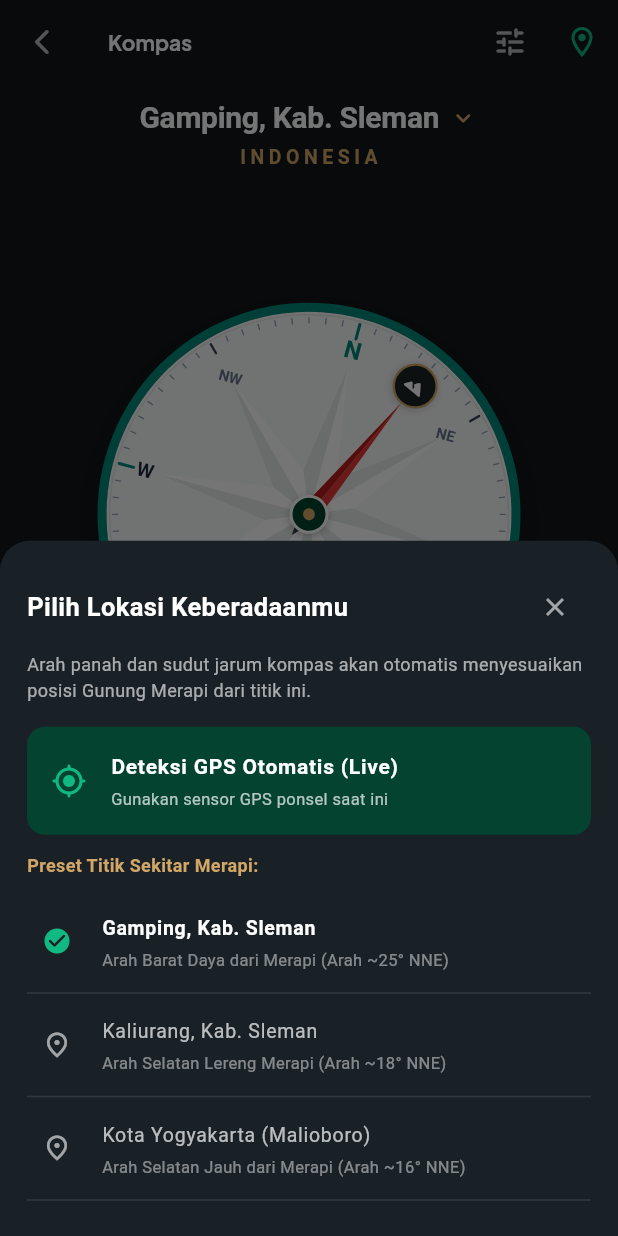
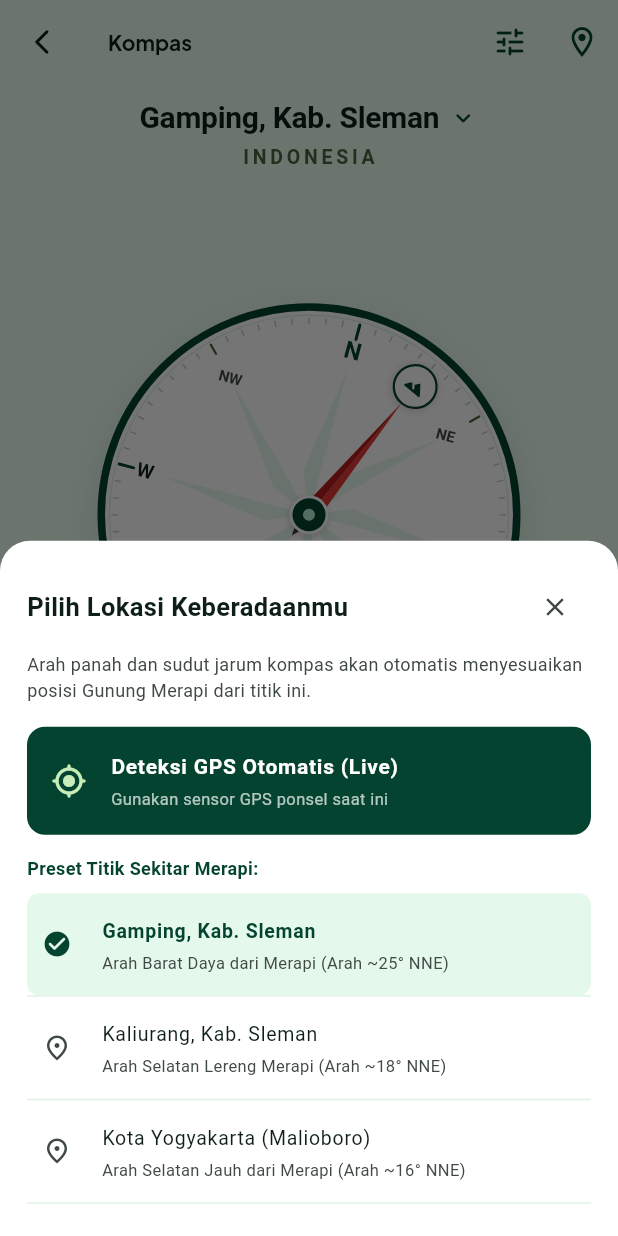
Before and after one commit to BagusFp/mobilehebat, a Flutter app: the SensorCompassScreen screen opened directly, after a tap on the "location on" icon, on a phone screen of 412 x 824 dp. Run offline on Flutter 3.47's test engine with Material 3 defaults, Android fonts, the phone set to English and light mode, and no system bars; our stand-ins replace flutter_local_notifications, flutter_map, geolocator, google_fonts, image_picker, latlong2 and 6 more; accounts and stored records are empty; project files that could hold a hidden picture were left out.

Commit message:
feat: update color scheme in SensorCompassScreen to use AppColors

```diff
--- a/lib/features/sensor/sensor_compass_screen.dart
+++ b/lib/features/sensor/sensor_compass_screen.dart
@@ -37,25 +37,25 @@ class _SensorCompassScreenState extends State<SensorCompassScreen> with SingleTi
     }
 
     return Scaffold(
-      backgroundColor: const Color(0xFF121619), // Dark Charcoal Slate sesuai Gambar 1
+      backgroundColor: AppColors.background,
       appBar: AppBar(
         backgroundColor: Colors.transparent,
         elevation: 0,
         leading: IconButton(
-          icon: const Icon(Icons.arrow_back_ios_new_rounded, color: Colors.white70, size: 20),
+          icon: const Icon(Icons.arrow_back_ios_new_rounded, color: AppColors.onSurface, size: 20),
           tooltip: 'Kembali',
           onPressed: () => Navigator.of(context).maybePop(),
         ),
         title: Text(
           'Kompas',
           style: AppTypography.titleMd.copyWith(
-            color: Colors.white,
+            color: AppColors.onSurface,
             fontWeight: FontWeight.bold,
           ),
         ),
         actions: [
           IconButton(
-            icon: const Icon(Icons.tune_rounded, color: Colors.white70),
+            icon: const Icon(Icons.tune_rounded, color: AppColors.primary),
             tooltip: 'Kalibrasi Kompas',
             onPressed: () {
               sensorProvider.calibrateCompass();
@@ -63,13 +63,13 @@ class _SensorCompassScreenState extends State<SensorCompassScreen> with SingleTi
                 const SnackBar(
                   content: Text('Sensor kompas berhasil dikalibrasi ulang.'),
                   duration: Duration(seconds: 1),
-                  backgroundColor: Color(0xFF04432F),
+                  backgroundColor: AppColors.primary,
                 ),
               );
             },
           ),
           IconButton(
-            icon: const Icon(Icons.location_on_outlined, color: Color(0xFF10B981)),
+            icon: const Icon(Icons.location_on_outlined, color: AppColors.primary),
             tooltip: 'Ganti / Deteksi Lokasi',
             onPressed: () => _showLocationSelector(context, sensorProvider),
           ),
@@ -100,9 +100,9 @@ class _SensorCompassScreenState extends State<SensorCompassScreen> with SingleTi
                                 Text(
                                   sensorProvider.userLocationName,
                                   style: const TextStyle(
-                                    color: Colors.white,
+                                    color: AppColors.onSurface,
                                     fontSize: 20,
-                                    fontWeight: FontWeight.w600,
+                                    fontWeight: FontWeight.w700,
                                     letterSpacing: -0.2,
                                   ),
                                   textAlign: TextAlign.center,
@@ -110,7 +110,7 @@ class _SensorCompassScreenState extends State<SensorCompassScreen> with SingleTi
                                 const SizedBox(width: 6),
                                 const Icon(
                                   Icons.keyboard_arrow_down_rounded,
-                                  color: Color(0xFFD1A768),
+                                  color: AppColors.primary,
                                   size: 20,
                                 ),
                               ],
@@ -119,10 +119,10 @@ class _SensorCompassScreenState extends State<SensorCompassScreen> with SingleTi
                             Text(
                               sensorProvider.userRegionName,
                               style: const TextStyle(
-                                color: Color(0xFFD1A768), // Champagne Gold
+                                color: AppColors.secondary,
                                 fontSize: 13,
                                 fontWeight: FontWeight.bold,
-                                letterSpacing: 3.0,
+                                letterSpacing: 2.5,
                               ),
                             ),
                           ],
@@ -136,15 +136,15 @@ class _SensorCompassScreenState extends State<SensorCompassScreen> with SingleTi
 
                       const Spacer(),
 
-                      // 3. Merapi Bearing & Distance Info (Sesuai Gambar 1)
+                      // 3. Merapi Bearing & Distance Info
                       Column(
                         children: [
                           Text(
                             'Arah Merapi ${sensorProvider.merapiBearing.toStringAsFixed(2).replaceAll('.', ',')}° dari Utara',
                             style: const TextStyle(
-                              color: Color(0xFFD1A768), // Champagne Gold sesuai Gambar 1
+                              color: AppColors.primary,
                               fontSize: 18,
-                              fontWeight: FontWeight.w600,
+                              fontWeight: FontWeight.w700,
                               letterSpacing: 0.2,
                             ),
                             textAlign: TextAlign.center,
@@ -152,10 +152,10 @@ class _SensorCompassScreenState extends State<SensorCompassScreen> with SingleTi
                           const SizedBox(height: 4),
                           Text(
                             'Jarak ke Puncak Merapi ± ${sensorProvider.merapiDistanceKm.toStringAsFixed(1)} KM',
-                            style: TextStyle(
-                              color: Colors.white.withAlpha(220),
-                              fontSize: 15,
-                              fontWeight: FontWeight.w400,
+                            style: const TextStyle(
+                              color: AppColors.onSurfaceVariant,
+                              fontSize: 14,
+                              fontWeight: FontWeight.w500,
                             ),
                             textAlign: TextAlign.center,
                           ),
@@ -170,24 +170,24 @@ class _SensorCompassScreenState extends State<SensorCompassScreen> with SingleTi
                         padding: const EdgeInsets.symmetric(horizontal: 16, vertical: 8),
                         decoration: BoxDecoration(
                           color: sensorProvider.isFacingMerapi
-                              ? const Color(0xFF04432F)
-                              : Colors.white.withAlpha(15),
+                              ? AppColors.primary
+                              : AppColors.surfaceContainerLowest,
                           borderRadius: BorderRadius.circular(24),
                           border: Border.all(
                             color: sensorProvider.isFacingMerapi
-                                ? const Color(0xFF10B981)
-                                : Colors.white12,
+                                ? AppColors.primary
+                                : AppColors.outlineVariant,
                             width: 1.2,
                           ),
-                          boxShadow: sensorProvider.isFacingMerapi
-                              ? [
-                                  BoxShadow(
-                                    color: const Color(0xFF10B981).withAlpha(80),
-                                    blurRadius: 12,
-                                    offset: const Offset(0, 2),
-                                  ),
-                                ]
-                              : null,
+                          boxShadow: [
+                            BoxShadow(
+                              color: sensorProvider.isFacingMerapi
+                                  ? AppColors.primary.withAlpha(60)
+                                  : Colors.black.withAlpha(8),
+                              blurRadius: sensorProvider.isFacingMerapi ? 12 : 6,
+                              offset: const Offset(0, 2),
+                            ),
+                          ],
                         ),
                         child: Row(
                           mainAxisSize: MainAxisSize.min,
@@ -198,8 +198,8 @@ class _SensorCompassScreenState extends State<SensorCompassScreen> with SingleTi
                                   : Icons.navigation_rounded,
                               size: 16,
                               color: sensorProvider.isFacingMerapi
-                                  ? const Color(0xFF10B981)
-                                  : const Color(0xFFD1A768),
+                                  ? AppColors.secondaryContainer
+                                  : AppColors.primary,
                             ),
                             const SizedBox(width: 8),
                             Flexible(
@@ -210,11 +210,11 @@ class _SensorCompassScreenState extends State<SensorCompassScreen> with SingleTi
                                 style: TextStyle(
                                   color: sensorProvider.isFacingMerapi
                                       ? Colors.white
-                                      : Colors.white70,
+                                      : AppColors.onSurfaceVariant,
                                   fontSize: 12,
                                   fontWeight: sensorProvider.isFacingMerapi
                                       ? FontWeight.bold
-                                      : FontWeight.normal,
+                                      : FontWeight.w600,
                                 ),
                                 overflow: TextOverflow.ellipsis,
                               ),
@@ -225,14 +225,14 @@ class _SensorCompassScreenState extends State<SensorCompassScreen> with SingleTi
 
                       const Spacer(),
 
-                      // 5. Bottom Calibration Advice (Teks persis Gambar 1)
+                      // 5. Bottom Calibration Advice
                       Padding(
                         padding: const EdgeInsets.symmetric(horizontal: 24, vertical: 12),
                         child: Text(
                           'Jauhkan perangkat dari objek yang berbahan besi atau logam, agar lebih akurat.',
                           textAlign: TextAlign.center,
                           style: TextStyle(
-                            color: Colors.white.withAlpha(90),
+                            color: AppColors.onSurfaceVariant.withAlpha(160),
                             fontSize: 11.5,
                             height: 1.4,
                           ),
@@ -264,33 +264,33 @@ class _SensorCompassScreenState extends State<SensorCompassScreen> with SingleTi
           boxShadow: [
             if (provider.isFacingMerapi)
               BoxShadow(
-                color: const Color(0xFF10B981).withAlpha(100),
-                blurRadius: 36,
-                spreadRadius: 6,
+                color: AppColors.primary.withAlpha(80),
+                blurRadius: 32,
+                spreadRadius: 4,
               )
             else
               BoxShadow(
-                color: Colors.black.withAlpha(80),
-                blurRadius: 24,
-                offset: const Offset(0, 8),
+                color: AppColors.primary.withAlpha(25),
+                blurRadius: 20,
+                offset: const Offset(0, 6),
               ),
           ],
         ),
         child: Stack(
           alignment: Alignment.center,
           children: [
-            // Cincin Luar Berwarna Teal/Emerald Khas Gambar 1
+            // Cincin Luar Berwarna Hijau Pine Khas Tema Aplikasi
             Container(
               width: dialSize + 12,
               height: dialSize + 12,
               decoration: BoxDecoration(
                 shape: BoxShape.circle,
-                color: const Color(0xFF222B2F),
+                color: AppColors.surfaceContainerLowest,
                 border: Border.all(
                   color: provider.isFacingMerapi
-                      ? const Color(0xFF10B981)
-                      : const Color(0xFF00897B), // Teal Ring persis Gambar 1
-                  width: 6,
+                      ? AppColors.safeRadius
+                      : AppColors.primary,
+                  width: 5,
                 ),
               ),
             ),
@@ -333,11 +333,11 @@ class _SensorCompassScreenState extends State<SensorCompassScreen> with SingleTi
                       height: 26,
                       decoration: BoxDecoration(
                         shape: BoxShape.circle,
-                        color: const Color(0xFF04432F),
+                        color: AppColors.primary,
                         border: Border.all(color: Colors.white, width: 2),
                         boxShadow: [
                           BoxShadow(
-                            color: Colors.black.withAlpha(60),
+                            color: Colors.black.withAlpha(40),
                             blurRadius: 4,
                             offset: const Offset(0, 2),
                           ),
@@ -350,8 +350,8 @@ class _SensorCompassScreenState extends State<SensorCompassScreen> with SingleTi
                           decoration: BoxDecoration(
                             shape: BoxShape.circle,
                             color: provider.isFacingMerapi
-                                ? const Color(0xFF10B981)
-                                : const Color(0xFFD1A768),
+                                ? AppColors.secondaryContainer
+                                : AppColors.primaryFixed,
                           ),
                         ),
                       ),
@@ -384,25 +384,25 @@ class _SensorCompassScreenState extends State<SensorCompassScreen> with SingleTi
           width: 30,
           height: 30,
           decoration: BoxDecoration(
-            color: isAligned ? const Color(0xFF10B981) : const Color(0xFF1A2226),
+            color: isAligned ? AppColors.primary : AppColors.surfaceContainerLowest,
             shape: BoxShape.circle,
             border: Border.all(
-              color: isAligned ? Colors.white : const Color(0xFFD1A768),
+              color: isAligned ? AppColors.secondaryContainer : AppColors.primary,
               width: 1.5,
             ),
             boxShadow: [
               BoxShadow(
-                color: Colors.black.withAlpha(50),
+                color: Colors.black.withAlpha(40),
                 blurRadius: 4,
                 offset: const Offset(0, 1),
               ),
             ],
           ),
-          child: const Center(
+          child: Center(
             child: Icon(
               Icons.landscape_rounded, // Ikon Puncak Gunung Merapi
               size: 16,
-              color: Colors.white,
+              color: isAligned ? Colors.white : AppColors.primary,
             ),
           ),
         ),
@@ -414,7 +414,7 @@ class _SensorCompassScreenState extends State<SensorCompassScreen> with SingleTi
   void _showLocationSelector(BuildContext context, SensorProvider provider) {
     showModalBottomSheet(
       context: context,
-      backgroundColor: const Color(0xFF1A2126),
+      backgroundColor: AppColors.surfaceContainerLowest,
       shape: const RoundedRectangleBorder(
         borderRadius: BorderRadius.vertical(top: Radius.circular(20)),
       ),
@@ -432,27 +432,27 @@ class _SensorCompassScreenState extends State<SensorCompassScreen> with SingleTi
                     const Text(
                       'Pilih Lokasi Keberadaanmu',
                       style: TextStyle(
-                        color: Colors.white,
+                        color: AppColors.onSurface,
                         fontSize: 17,
                         fontWeight: FontWeight.bold,
                       ),
                     ),
                     IconButton(
-                      icon: const Icon(Icons.close, color: Colors.white60, size: 20),
+                      icon: const Icon(Icons.close, color: AppColors.onSurfaceVariant, size: 20),
                       onPressed: () => Navigator.pop(ctx),
                     ),
                   ],
                 ),
                 const SizedBox(height: 6),
-                Text(
+                const Text(
                   'Arah panah dan sudut jarum kompas akan otomatis menyesuaikan posisi Gunung Merapi dari titik ini.',
-                  style: TextStyle(color: Colors.white.withAlpha(160), fontSize: 12),
+                  style: TextStyle(color: AppColors.onSurfaceVariant, fontSize: 12),
                 ),
                 const SizedBox(height: 16),
 
                 // Tombol Ambil GPS Otomatis
                 ListTile(
-                  tileColor: const Color(0xFF04432F),
+                  tileColor: AppColors.primary,
                   shape: RoundedRectangleBorder(borderRadius: BorderRadius.circular(12)),
                   leading: provider.isLocatingGps
                       ? const SizedBox(
@@ -460,7 +460,7 @@ class _SensorCompassScreenState extends State<SensorCompassScreen> with SingleTi
                           height: 22,
                           child: CircularProgressIndicator(strokeWidth: 2, color: Colors.white),
                         )
-                      : const Icon(Icons.my_location_rounded, color: Color(0xFF10B981)),
+                      : const Icon(Icons.my_location_rounded, color: AppColors.secondaryContainer),
                   title: const Text(
                     'Deteksi GPS Otomatis (Live)',
                     style: TextStyle(color: Colors.white, fontWeight: FontWeight.bold, fontSize: 14),
@@ -478,7 +478,7 @@ class _SensorCompassScreenState extends State<SensorCompassScreen> with SingleTi
                       messenger.showSnackBar(
                         SnackBar(
                           content: Text('Lokasi GPS berhasil diperbarui: ${provider.userLocationName}'),
-                          backgroundColor: const Color(0xFF04432F),
+                          backgroundColor: AppColors.primary,
                         ),
                       );
                     } else if (provider.gpsErrorMessage != null) {
@@ -491,11 +491,11 @@ class _SensorCompassScreenState extends State<SensorCompassScreen> with SingleTi
                     }
                   },
                 ),
-                const SizedBox(height: 12),
+                const SizedBox(height: 14),
 
                 const Text(
                   'Preset Titik Sekitar Merapi:',
-                  style: TextStyle(color: Color(0xFFD1A768), fontSize: 12, fontWeight: FontWeight.bold),
+                  style: TextStyle(color: AppColors.primary, fontSize: 12, fontWeight: FontWeight.bold),
                 ),
                 const SizedBox(height: 8),
 
@@ -504,30 +504,32 @@ class _SensorCompassScreenState extends State<SensorCompassScreen> with SingleTi
                   child: ListView.separated(
                     shrinkWrap: true,
                     itemCount: SensorProvider.presetLocations.length,
-                    separatorBuilder: (_, _) => const Divider(color: Colors.white10, height: 1),
+                    separatorBuilder: (_, _) => const Divider(color: AppColors.surfaceContainer, height: 1),
                     itemBuilder: (c, idx) {
                       final item = SensorProvider.presetLocations[idx];
                       final isSelected = provider.userLocationName == item['name'];
 
                       return ListTile(
                         dense: true,
+                        shape: RoundedRectangleBorder(borderRadius: BorderRadius.circular(8)),
+                        tileColor: isSelected ? AppColors.surfaceContainerLow : Colors.transparent,
                         contentPadding: const EdgeInsets.symmetric(horizontal: 10, vertical: 2),
                         leading: Icon(
                           isSelected ? Icons.check_circle_rounded : Icons.place_outlined,
-                          color: isSelected ? const Color(0xFF10B981) : Colors.white60,
+                          color: isSelected ? AppColors.primary : AppColors.onSurfaceVariant,
                           size: 20,
                         ),
                         title: Text(
                           item['name'] as String,
                           style: TextStyle(
-                            color: isSelected ? Colors.white : Colors.white70,
+                            color: isSelected ? AppColors.primary : AppColors.onSurface,
                             fontWeight: isSelected ? FontWeight.bold : FontWeight.normal,
                             fontSize: 13,
                           ),
                         ),
                         subtitle: Text(
                           item['description'] as String,
-                          style: TextStyle(color: Colors.white.withAlpha(120), fontSize: 11),
+                          style: const TextStyle(color: AppColors.onSurfaceVariant, fontSize: 11),
                         ),
                         onTap: () {
                           provider.setManualLocation(
@@ -564,15 +566,15 @@ class QiblaStyleDialPainter extends CustomPainter {
     final center = Offset(size.width / 2, size.height / 2);
     final radius = size.width / 2;
 
-    // 1. Lingkaran Dasar Putih Piringan Kompas (Sesuai Gambar 1)
+    // 1. Lingkaran Dasar Putih Piringan Kompas
     final bgPaint = Paint()
-      ..color = const Color(0xFFF7FAF8)
+      ..color = AppColors.surfaceContainerLowest
       ..style = PaintingStyle.fill;
     canvas.drawCircle(center, radius, bgPaint);
 
     // Border Halus Dalam
     final innerBorder = Paint()
-      ..color = const Color(0xFFE2E8E4)
+      ..color = AppColors.surfaceContainer
       ..style = PaintingStyle.stroke
       ..strokeWidth = 1.0;
     canvas.drawCircle(center, radius - 2, innerBorder);
@@ -600,8 +602,8 @@ class QiblaStyleDialPainter extends CustomPainter {
 
       tickPaint.strokeWidth = isMajor ? 2.0 : (isMedium ? 1.5 : 0.9);
       tickPaint.color = isMajor
-          ? const Color(0xFF00897B)
-          : (isMedium ? const Color(0xFF334155) : const Color(0xFF94A3B8));
+          ? AppColors.primary
+          : (isMedium ? AppColors.secondary : AppColors.outlineVariant);
 
       canvas.drawLine(start, end, tickPaint);
     }
@@ -623,11 +625,11 @@ class QiblaStyleDialPainter extends CustomPainter {
   /// Menggambar Bintang 8 Mata Angin Faint (Klasik Gambar 1)
   void _drawCompassRoseStar(Canvas canvas, Offset center, double radius) {
     final lightPaint = Paint()
-      ..color = const Color(0xFFFFFFFF)
+      ..color = Colors.white
       ..style = PaintingStyle.fill;
 
     final shadowPaint = Paint()
-      ..color = const Color(0xFFE4ECE7)
+      ..color = AppColors.surfaceContainerLow
       ..style = PaintingStyle.fill;
 
     final double outerR = radius * 0.76;
@@ -664,7 +666,7 @@ class QiblaStyleDialPainter extends CustomPainter {
     final textSpan = TextSpan(
       text: text,
       style: TextStyle(
-        color: isNorth ? const Color(0xFF00897B) : const Color(0xFF1E293B),
+        color: isNorth ? AppColors.primary : AppColors.onSurface,
         fontSize: isNorth ? 16 : 13,
         fontWeight: FontWeight.bold,
       ),
@@ -686,7 +688,7 @@ class QiblaStyleDialPainter extends CustomPainter {
     final textSpan = TextSpan(
       text: text,
       style: const TextStyle(
-        color: Color(0xFF64748B),
+        color: AppColors.onSurfaceVariant,
         fontSize: 10,
         fontWeight: FontWeight.bold,
       ),
@@ -777,7 +779,7 @@ class MerapiNeedlePainter extends CustomPainter {
 
     // 3. Ekor Belakang Jarum
     final tailPaint = Paint()
-      ..color = const Color(0xFF334155)
+      ..color = AppColors.tertiary
       ..style = PaintingStyle.fill;
 
     final tailPath = Path()
```
